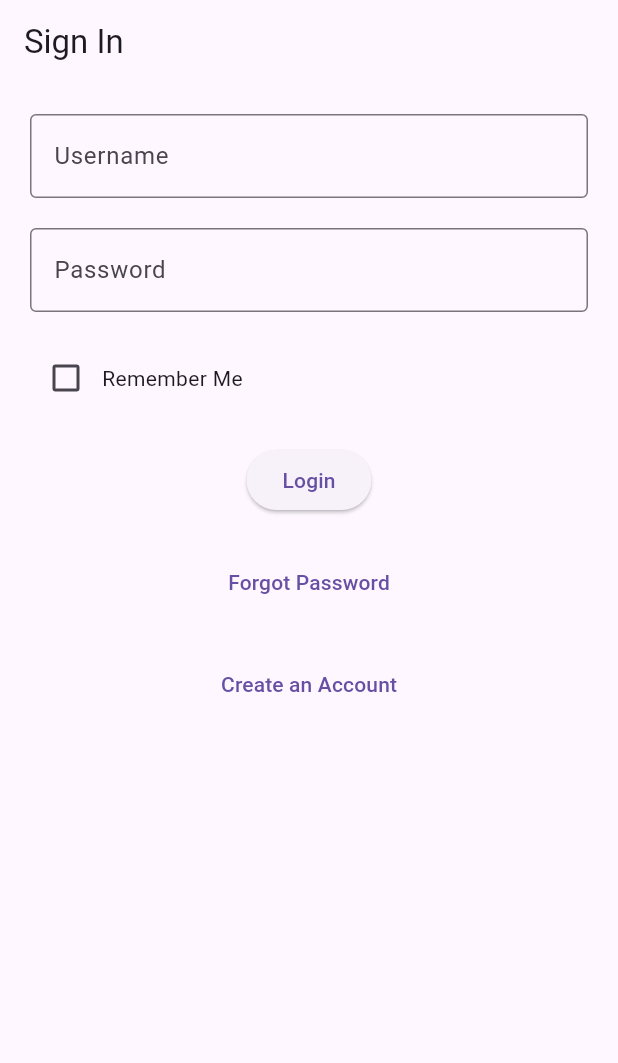
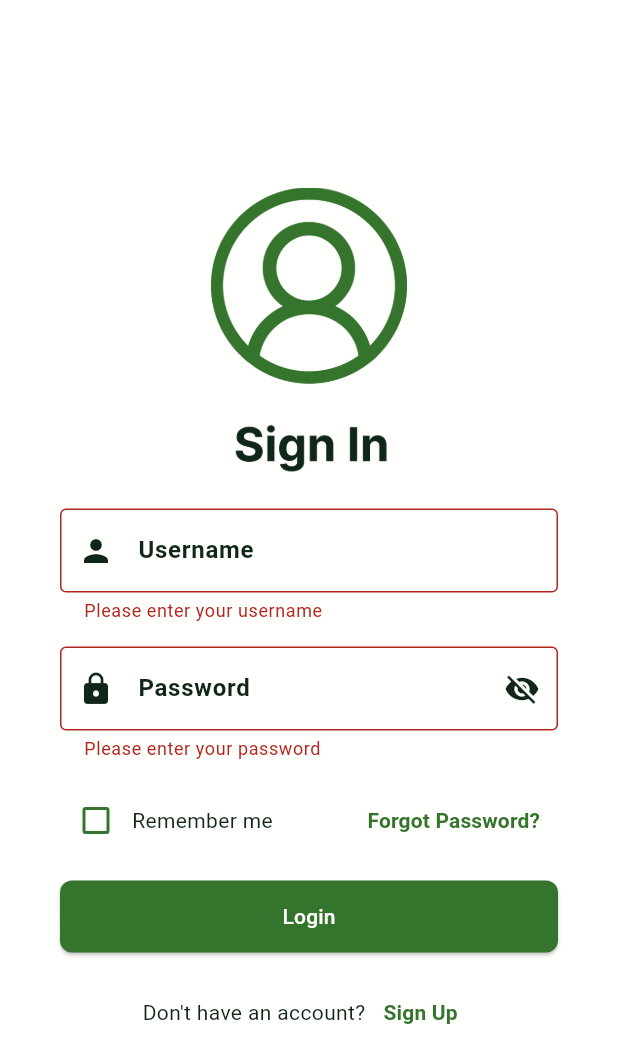
Before and after one commit to ali-aladdin/studyflow, a Flutter app: the screen it shows after launch, after a tap on "Login", on a phone screen of 412 x 824 dp. Shown: the top 1063 px of the screen. Run offline on Flutter 3.47's test engine with Material 3 defaults, Android fonts, the phone set to English and light mode, and no system bars; our stand-ins replace firebase_core; accounts and stored records are empty.

Commit message:
Tweak sign in page to make it look better

```diff
--- a/lib/main.dart
+++ b/lib/main.dart
@@ -21,6 +21,7 @@
       debugShowCheckedModeBanner: false,
       theme: ThemeData(
         primaryColor: AppColors.primaryColor,
+        scaffoldBackgroundColor: AppColors.primaryColor,
       ),
       home: SplashScreen(),
     );
--- a/lib/pages/signin_page.dart
+++ b/lib/pages/signin_page.dart
@@ -1,9 +1,5 @@
-// ignore_for_file: library_private_types_in_public_api
-
 import 'package:flutter/material.dart';
-// import 'package:your_app/forgot_password_page.dart';
-// import 'package:your_app/sign_up_page.dart';
-// import 'package:your_app/home_page.dart';
+import 'package:studyflow/utilities/colors.dart';
 
 class SignInPage extends StatefulWidget {
   const SignInPage({super.key});
@@ -14,110 +10,187 @@
 
 class _SignInPageState extends State<SignInPage> {
   final _formKey = GlobalKey<FormState>();
-  // ignore: unused_field
-  String _username = '';
-  // ignore: unused_field
-  String _password = '';
+  final TextEditingController _usernameController = TextEditingController();
+  final TextEditingController _passwordController = TextEditingController();
+  bool _usersPassword = true;
   bool _rememberMe = false;
-
-  void _signIn() async {
-    /* uncomment to go to home page
-    if (_formKey.currentState!.validate()) {
-      // Start the authentication process
-      // ...
-      // If successful, navigate to the home page
-      Navigator.pushReplacement(
-        context,
-        MaterialPageRoute(builder: (context) => HomePage()),
-      );
-    }
-    */
-  }
 
   @override
   Widget build(BuildContext context) {
     return Scaffold(
-      appBar: AppBar(
-        title: Text('Sign In'),
-      ),
-      body: Padding(
-        padding: const EdgeInsets.all(20.0),
+      body: Center(
+        child: SingleChildScrollView(
+          padding: const EdgeInsets.all(24.0),
+          child: Padding(
+            padding: const EdgeInsets.all(16.0),
             child: Form(
               key: _formKey,
               child: Column(
+                mainAxisSize: MainAxisSize.min,
                 children: [
+                  Image.asset(
+                    'assets/signinlogoandtext.png',
+                    width: 190,
+                    height: 190,
+                  ),
+                  const SizedBox(height: 24),
                   TextFormField(
-                decoration: InputDecoration(
+                    controller: _usernameController,
+                    decoration: const InputDecoration(
                       labelText: 'Username',
-                  border: OutlineInputBorder(),
+                      labelStyle: TextStyle(
+                        fontWeight: FontWeight.bold,
+                        color: AppColors.textColor,
+                      ),
+                      prefixIcon: Icon(
+                        Icons.person,
+                        color: AppColors.textColor,
+                      ),
+                      border: OutlineInputBorder(
+                          borderSide: BorderSide(
+                        color: AppColors.textColor,
+                      )),
+                      focusedBorder: OutlineInputBorder(
+                        borderSide: BorderSide(
+                          width: 2.5,
+                          color: AppColors.secondaryColor,
+                        ),
+                      ),
                     ),
                     validator: (value) {
-                  if (value!.isEmpty) {
+                      if (value == null || value.isEmpty) {
                         return 'Please enter your username';
                       }
                       return null;
                     },
-                onSaved: (value) => _username = value!,
                   ),
-              SizedBox(height: 20),
+                  const SizedBox(height: 16),
                   TextFormField(
+                    controller: _passwordController,
+                    obscureText: _usersPassword,
                     decoration: InputDecoration(
                       labelText: 'Password',
-                  border: OutlineInputBorder(),
+                      labelStyle: TextStyle(
+                        fontWeight: FontWeight.bold,
+                        color: AppColors.textColor,
                       ),
-                obscureText: true,
+                      prefixIcon: const Icon(
+                        Icons.lock,
+                        color: AppColors.textColor,
+                      ),
+                      border: OutlineInputBorder(
+                          borderSide: BorderSide(
+                        color: AppColors.textColor,
+                      )),
+                      focusedBorder: OutlineInputBorder(
+                        borderSide: BorderSide(
+                          width: 2.5,
+                          color: AppColors.secondaryColor,
+                        ),
+                      ),
+                      suffixIcon: IconButton(
+                        icon: Icon(
+                          _usersPassword
+                              ? Icons.visibility_off
+                              : Icons.visibility,
+                          color: AppColors.textColor,
+                        ),
+                        onPressed: () {
+                          setState(() {
+                            _usersPassword = !_usersPassword;
+                          });
+                        },
+                      ),
+                    ),
                     validator: (value) {
-                  if (value!.isEmpty) {
+                      if (value == null || value.isEmpty) {
                         return 'Please enter your password';
                       }
                       return null;
                     },
-                onSaved: (value) => _password = value!,
                   ),
-              SizedBox(height: 20),
+                  const SizedBox(height: 16),
                   Row(
                     children: [
                       Checkbox(
                         value: _rememberMe,
                         onChanged: (value) {
                           setState(() {
-                        _rememberMe = value!;
+                            _rememberMe = value ?? false;
                           });
                         },
+                        checkColor: AppColors.primaryColor,
+                        activeColor: AppColors.secondaryColor,
+                        side: BorderSide(
+                          color: AppColors.secondaryColor,
+                          width: 2.0,
                         ),
-                  Text('Remember Me'),
+                      ),
+                      const Text(
+                        'Remember me',
+                        style: TextStyle(
+                          color: AppColors.textColor,
+                        ),
+                      ),
+                      const Spacer(),
+                      TextButton(
+                        onPressed: () {
+                          // Navigate to Forgot Password page
+                        },
+                        child: const Text(
+                          'Forgot Password?',
+                          style: TextStyle(
+                            color: AppColors.secondaryColor,
+                            fontWeight: FontWeight.bold,
+                          ),
+                        ),
+                      ),
                     ],
                   ),
-              SizedBox(height: 20),
+                  const SizedBox(height: 16),
                   ElevatedButton(
-                onPressed: _signIn,
-                child: Text('Login'),
+                    onPressed: () {
+                      if (_formKey.currentState!.validate()) {
+                        // Handle login action
+                      }
+                    },
+                    style: ElevatedButton.styleFrom(
+                      foregroundColor: AppColors.primaryColor,
+                      backgroundColor: AppColors.secondaryColor,
+                      minimumSize: const Size(double.infinity, 48),
+                      shape: RoundedRectangleBorder(
+                        borderRadius: BorderRadius.circular(8),
                       ),
-              SizedBox(height: 20),
+                    ),
+                    child: const Text('Login'),
+                  ),
+                  const SizedBox(height: 16),
+                  Row(
+                    mainAxisAlignment: MainAxisAlignment.center,
+                    children: [
+                      const Text(
+                        "Don't have an account?",
+                        style: TextStyle(
+                          color: AppColors.textColor,
+                        ),
+                      ),
                       TextButton(
                         onPressed: () {
-                  /* uncomment to go to forgot password page
-                  Navigator.push(
-                    context,
-                    MaterialPageRoute(builder: (context) => ForgotPasswordPage()),
-                  );
-                  */
+                          // Navigate to Sign Up page
                         },
-                child: Text('Forgot Password'),
+                        child: const Text(
+                          'Sign Up',
+                          style: TextStyle(
+                            color: AppColors.secondaryColor,
+                            fontWeight: FontWeight.bold,
                           ),
-              SizedBox(height: 20),
-              TextButton(
-                onPressed: () {
-                  /* uncomment to go to sign up page
-                  Navigator.push(
-                    context,
-                    MaterialPageRoute(builder: (context) => SignUpPage()),
-                  );
-                  */
-                },
-                child: Text('Create an Account'),
+                        ),
                       ),
                     ],
+                  ),
+                ],
+              ),
+            ),
           ),
         ),
       ),
--- a/lib/pages/splash_screen.dart
+++ b/lib/pages/splash_screen.dart
@@ -31,7 +31,11 @@
         child: Column(
           mainAxisAlignment: MainAxisAlignment.center,
           children: [
-            Image.asset('assets/icon.png', width: 150, height: 150),
+            Image.asset(
+              'assets/icon.png',
+              width: 150,
+              height: 150,
+            ),
             SizedBox(height: 15),
             Text(
               'StudyFlow',
```
Also changed, not shown: assets/signinlogoandtext.png (added). Lines whose indentation alone changed are shown as unchanged.
